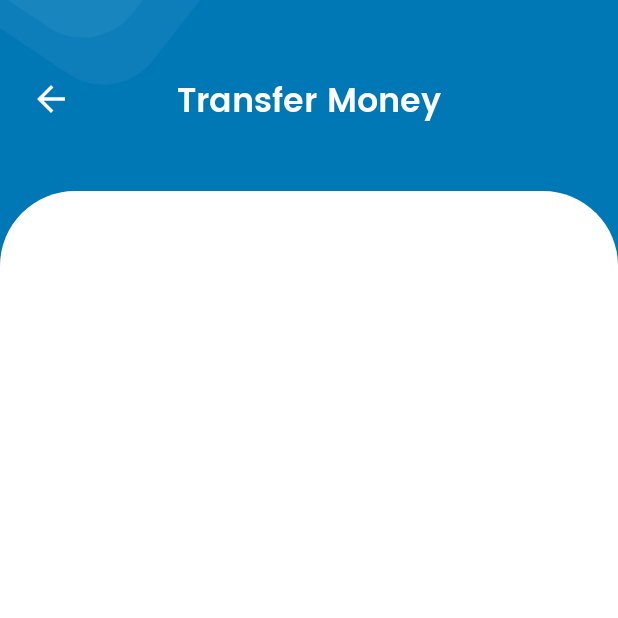
After one commit to sagarKumawatOctal/ActorPayApp, an Android app: the fragment NotificationFragment shown on its own in the app's theme, on a phone screen of 412 x 824 dp, the top half of it. The commit adds this screen. Run offline under Robolectric (Android 15) with nearby library versions, the phone set to English and light mode, and no system bars.

Commit message:
"Product and Notification"

```diff
--- /dev/null
+++ b/app/src/main/java/com/octal/actorpay/NotificationFragment.kt
@@ -0,0 +1,22 @@
+package com.octal.actorpay
+
+import android.os.Bundle
+import androidx.fragment.app.Fragment
+import android.view.LayoutInflater
+import android.view.View
+import android.view.ViewGroup
+
+
+class NotificationFragment : Fragment() {
+
+    override fun onCreate(savedInstanceState: Bundle?) {
+        super.onCreate(savedInstanceState)
+    }
+
+    override fun onCreateView(
+        inflater: LayoutInflater, container: ViewGroup?,
+        savedInstanceState: Bundle?
+    ): View? {
+        return inflater.inflate(R.layout.fragment_notification, container, false)
+    }
+}
--- a/app/src/main/res/layout/common_toolbar.xml
+++ b/app/src/main/res/layout/common_toolbar.xml
@@ -19,7 +19,7 @@
         android:layout_centerHorizontal="true"
         android:textSize="22sp"
         android:textColor="@color/white"
-        android:fontFamily="@font/poppins_regular"
+        android:fontFamily="@font/poppins_semibold"
         android:text="@string/transfer_money"/>
     <TextView
         android:id="@+id/subtitle"
--- /dev/null
+++ b/app/src/main/res/layout/fragment_notification.xml
@@ -0,0 +1,50 @@
+<?xml version="1.0" encoding="utf-8"?>
+<androidx.constraintlayout.widget.ConstraintLayout xmlns:android="http://schemas.android.com/apk/res/android"
+    xmlns:tools="http://schemas.android.com/tools"
+    android:layout_width="match_parent"
+    android:layout_height="match_parent"
+    xmlns:app="http://schemas.android.com/apk/res-auto"
+    android:background="@drawable/bg"
+    android:paddingTop="50dp"
+    tools:context=".NotificationFragment">
+
+
+    <include
+        layout="@layout/common_toolbar"
+        android:id="@+id/toolbar"/>
+
+    <LinearLayout
+        android:layout_width="match_parent"
+        android:layout_height="0dp"
+        android:layout_marginTop="20dp"
+        android:paddingStart="15dp"
+        android:paddingEnd="15dp"
+        android:paddingTop="30dp"
+        android:orientation="vertical"
+        app:layout_constraintTop_toBottomOf="@id/toolbar"
+        app:layout_constraintBottom_toBottomOf="parent"
+        android:background="@drawable/round_corner_white_bg">
+
+    </LinearLayout>
+    <!--
+        <androidx.constraintlayout.widget.ConstraintLayout
+            android:layout_width="match_parent"
+            android:layout_height="0dp"
+            android:layout_marginTop="20dp"
+            android:padding="20dp"
+            app:layout_constraintTop_toBottomOf="@id/toolbar"
+            app:layout_constraintBottom_toBottomOf="parent"
+            android:background="@drawable/round_corner_white_bg">
+
+    <androidx.recyclerview.widget.RecyclerView
+        android:layout_width="match_parent"
+        android:layout_height="wrap_content"
+        app:layout_constraintTop_toTopOf="parent"
+        app:layout_constraintBottom_toBottomOf="parent"
+        tools:itemCount="10"
+        tools:listitem="@layout/product_list_item"/>
+
+        </androidx.constraintlayout.widget.ConstraintLayout>-->
+
+
+</androidx.constraintlayout.widget.ConstraintLayout>
--- a/app/src/main/res/layout/fragment_transfer_money.xml
+++ b/app/src/main/res/layout/fragment_transfer_money.xml
@@ -6,7 +6,7 @@
     android:layout_width="match_parent"
     android:layout_height="match_parent"
     android:background="@drawable/bg"
-    android:paddingTop="60dp"
+    android:paddingTop="50dp"
     tools:context=".TransferMoneyFragment">
 
     <include
--- /dev/null
+++ b/app/src/main/res/layout/notification_item_design.xml
@@ -0,0 +1,6 @@
+<?xml version="1.0" encoding="utf-8"?>
+<androidx.constraintlayout.widget.ConstraintLayout xmlns:android="http://schemas.android.com/apk/res/android"
+    android:layout_width="match_parent"
+    android:layout_height="match_parent">
+
+</androidx.constraintlayout.widget.ConstraintLayout>
--- a/app/src/main/res/values/colors.xml
+++ b/app/src/main/res/values/colors.xml
@@ -9,4 +9,7 @@
     <color name="white">#FFFFFFFF</color>
     <color name="light_blue">#68acd0</color>
     <color name="text_color">#565656</color>
+    <color name="card_bg_color">#f6f6f6</color>
+    <color name="pink_color">#ed3460</color>
+    <color name="blue_color">#0078b7</color>
 </resources>
```
Also changed, not shown: app/src/main/java/com/octal/actorpay/ProductsListFragment.kt (added, +23 -0 lines), app/src/main/res/layout/fragment_products_list.xml (added, +54 -0 lines), app/src/main/res/layout/product_list_item.xml (added, +112 -0 lines), app/src/main/res/navigation/main_nav_graph.xml (+6 -1 lines), app/src/main/res/values/strings.xml (+7 -0 lines).
